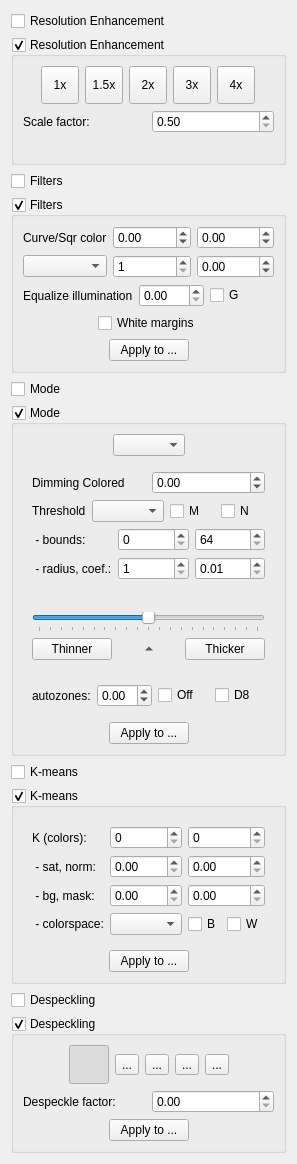
Above: src/stages/output/ui/OutputOptionsWidget.ui from ImageProcessing-ElectronicPublications/scantailor-experimental before the change. Below: the same form after it.
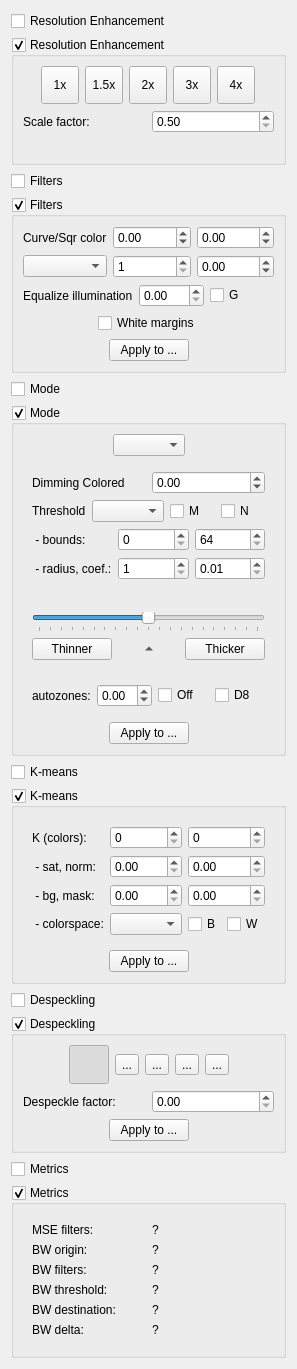
That is the form after the change. Icons and pictures are not drawn.

Commit message: 1.2024.09.28: output: metrics

```diff
--- a/src/stages/output/ui/OutputOptionsWidget.ui
+++ b/src/stages/output/ui/OutputOptionsWidget.ui
@@ -1370,6 +1370,127 @@
      </layout>
     </widget>
    </item>
+   <item>
+    <widget class="QCheckBox" name="metricsPanelEmpty">
+     <property name="text">
+      <string>Metrics</string>
+     </property>
+     <property name="checkable">
+      <bool>true</bool>
+     </property>
+     <property name="visible">
+      <bool>true</bool>
+     </property>
+    </widget>
+   </item>
+   <item>
+    <widget class="QGroupBox" name="metricsPanel">
+     <property name="title">
+      <string>Metrics</string>
+     </property>
+     <property name="flat">
+      <bool>false</bool>
+     </property>
+     <property name="checkable">
+      <bool>true</bool>
+     </property>
+     <property name="visible">
+      <bool>false</bool>
+     </property>
+     <layout class="QVBoxLayout" name="verticalLayout_metrics">
+      <item>
+       <widget class="QWidget" name="metricsOptions" native="true">
+        <layout class="QGridLayout" name="metricsSheetOptions">
+         <item row="0" column="0">
+          <widget class="QLabel" name="metricsMSEfiltersLabel">
+           <property name="text">
+            <string>MSE filters:</string>
+           </property>
+          </widget>
+         </item>
+         <item row="0" column="1">
+          <widget class="QLabel" name="metricsMSEfilters">
+           <property name="text">
+            <string>?</string>
+           </property>
+          </widget>
+         </item>
+         <item row="1" column="0">
+          <widget class="QLabel" name="metricsBWoriginLabel">
+           <property name="text">
+            <string>BW origin:</string>
+           </property>
+          </widget>
+         </item>
+         <item row="1" column="1">
+          <widget class="QLabel" name="metricsBWorigin">
+           <property name="text">
+            <string>?</string>
+           </property>
+          </widget>
+         </item>
+         <item row="2" column="0">
+          <widget class="QLabel" name="metricsBWfiltersLabel">
+           <property name="text">
+            <string>BW filters:</string>
+           </property>
+          </widget>
+         </item>
+         <item row="2" column="1">
+          <widget class="QLabel" name="metricsBWfilters">
+           <property name="text">
+            <string>?</string>
+           </property>
+          </widget>
+         </item>
+         <item row="3" column="0">
+          <widget class="QLabel" name="metricsBWthresholdLabel">
+           <property name="text">
+            <string>BW threshold:</string>
+           </property>
+          </widget>
+         </item>
+         <item row="3" column="1">
+          <widget class="QLabel" name="metricsBWthreshold">
+           <property name="text">
+            <string>?</string>
+           </property>
+          </widget>
+         </item>
+         <item row="4" column="0">
+          <widget class="QLabel" name="metricsBWdestinationLabel">
+           <property name="text">
+            <string>BW destination:</string>
+           </property>
+          </widget>
+         </item>
+         <item row="4" column="1">
+          <widget class="QLabel" name="metricsBWdestination">
+           <property name="text">
+            <string>?</string>
+           </property>
+          </widget>
+         </item>
+         <item row="5" column="0">
+          <widget class="QLabel" name="metricsBWdeltaLabel">
+           <property name="text">
+            <string>BW delta:</string>
+           </property>
+          </widget>
+         </item>
+         <item row="5" column="1">
+          <widget class="QLabel" name="metricsBWdelta">
+           <property name="text">
+            <string>?</string>
+           </property>
+          </widget>
+         </item>
+        </layout>
+       </widget>
+      </item>
+     </layout>
+    </widget>
+   </item>
    <item>
     <spacer name="verticalSpacer_2">
      <property name="orientation">
```
The commit also changes 20 other files.
